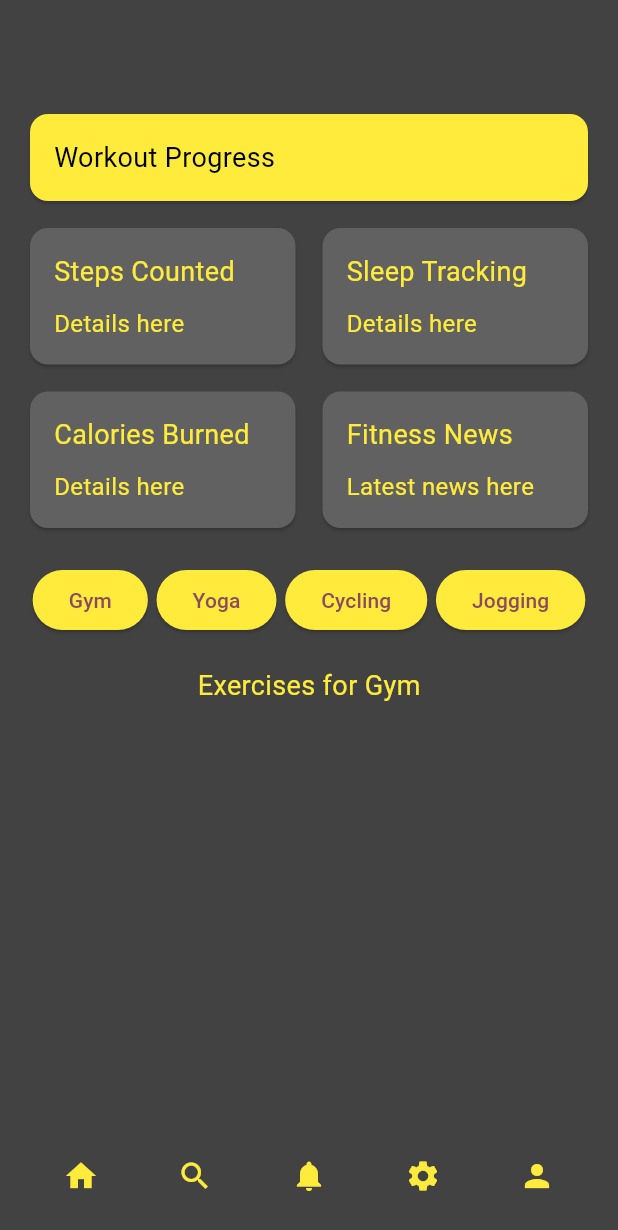
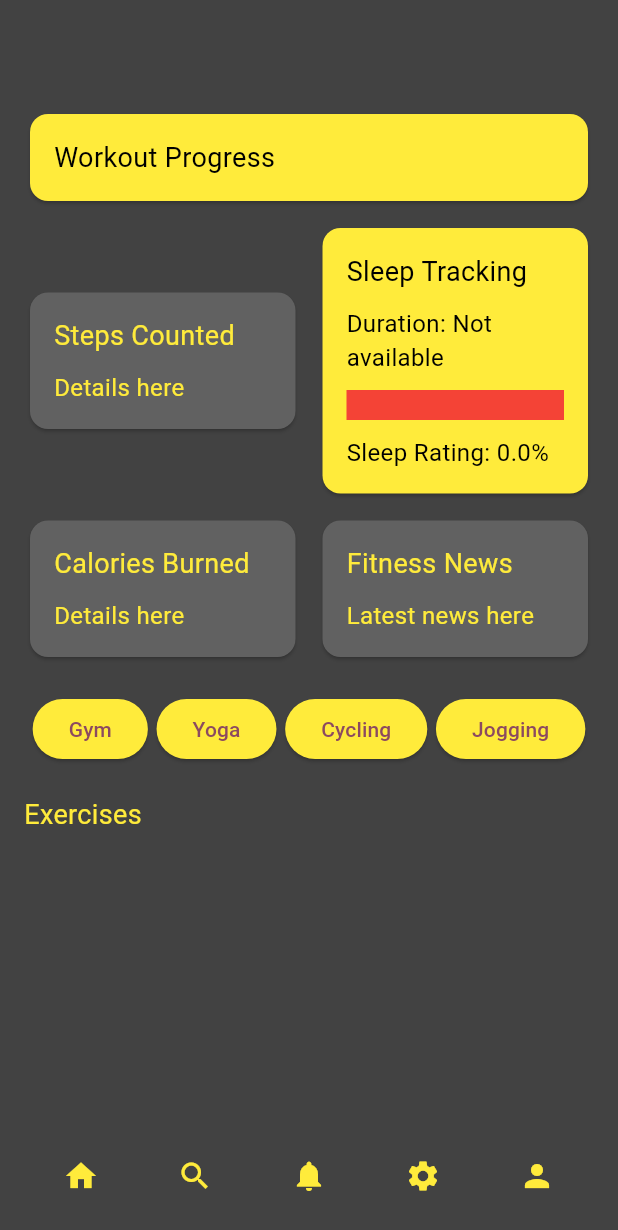
Before and after one commit to RafaelMarian/Project-GymApp_Flutter, a Flutter app: the HomePage screen opened directly with empty values, on a phone screen of 412 x 824 dp. Shown: the top 1230 px of the screen. Run offline on Flutter 3.47's test engine with Material 3 defaults, Android fonts, the phone set to English and light mode, and no system bars; our stand-ins replace cloud_firestore, firebase_auth, firebase_core; accounts and stored records are empty.

Commit message:
Sleep Tracking works nice

```diff
--- a/lib/home_page.dart
+++ b/lib/home_page.dart
@@ -4,6 +4,10 @@ import 'gym_program_selection_page.dart'; // Import GymProgramSelectionPage
 import 'yoga_program_selection_page.dart'; // Import YogaProgramSelectionPage
 import 'cycling_program_selection_page.dart'; // Import CyclingProgramSelectionPage
 import 'jogging_program_selection_page.dart'; // Import JoggingProgramSelectionPage
+import 'sleep_input_page.dart';
+import 'package:cloud_firestore/cloud_firestore.dart';
+import 'package:firebase_core/firebase_core.dart'; // Ensure Firebase is initialized
+
 
 class HomePage extends StatefulWidget {
   final UserProfile userProfile;
@@ -16,6 +20,140 @@ class HomePage extends StatefulWidget {
 
 class _HomePageState extends State<HomePage> {
   int _selectedWorkoutType = 0;
+  String _sleepDuration = 'Not available';
+  double _sleepRating = 0.0;
+
+  @override
+  void initState() {
+    super.initState();
+    _fetchSleepData();
+  }
+
+  Future<void> _fetchSleepData() async {
+    final now = DateTime.now();
+    final startDate = now.subtract(Duration(days: 7));
+
+    final snapshot = await FirebaseFirestore.instance
+        .collection('sleep_data')
+        .where('timestamp', isGreaterThanOrEqualTo: Timestamp.fromDate(startDate))
+        .orderBy('timestamp', descending: true)
+        .limit(7)
+        .get();
+
+    List<int> sleepDurations = [];
+    int totalSleep = 0;
+    int count = 0;
+
+    for (var doc in snapshot.docs) {
+      final data = doc.data();
+      final duration = data['sleep_duration'] as String?;
+
+      if (duration != null) {
+        final parts = duration.split(':');
+        final hours = int.parse(parts[0]);
+        final minutes = int.parse(parts[1]);
+        final totalMinutes = (hours * 60) + minutes;
+
+        sleepDurations.add(totalMinutes);
+        totalSleep += totalMinutes;
+        count++;
+      }
+    }
+
+    if (count > 0) {
+      final averageSleep = totalSleep / count / 60; // Convert minutes to hours
+      _sleepDuration = '${averageSleep.toStringAsFixed(2)} hours';
+      _sleepRating = _calculateSleepRating(sleepDurations);
+    }
+
+    setState(() {});
+  }
+
+  double _calculateSleepRating(List<int> durations) {
+    if (durations.isEmpty) return 0.0;
+
+    int idealSleepMinutes = 8 * 60; // 8 hours in minutes
+    int totalMinutes = durations.reduce((a, b) => a + b);
+    double averageSleep = totalMinutes / durations.length;
+
+    double rating = (averageSleep / idealSleepMinutes) * 100;
+    if (averageSleep > idealSleepMinutes) {
+      rating -= (averageSleep - idealSleepMinutes) * 0.5;
+    }
+    return rating.clamp(0, 100);
+  }
+
+  Widget _buildSleepTrackingBox() {
+    Color lineColor;
+    final double sleepHours = _parseSleepDuration(_sleepDuration);
+
+    if (sleepHours >= 8) {
+      lineColor = Colors.red;
+    } else if (sleepHours >= 7) {
+      lineColor = Colors.green;
+    } else if (sleepHours >= 6) {
+      lineColor = Colors.orange;
+    } else {
+      lineColor = Colors.red;
+    }
+
+    return GestureDetector(
+      onTap: () async {
+        final sleepDuration = await Navigator.push(
+          context,
+          MaterialPageRoute(builder: (context) => SleepInputPage()), // Navigate to SleepInputPage
+        );
+
+        if (sleepDuration != null) {
+          _fetchSleepData(); // Refresh sleep data
+        }
+      },
+      child: Container(
+      width: double.infinity,
+      child: Card(
+        color: Colors.yellow,
+        child: Padding(
+          padding: EdgeInsets.all(16.0),
+          child: Column(
+            crossAxisAlignment: CrossAxisAlignment.start,
+            children: [
+              Text(
+                'Sleep Tracking',
+                style: TextStyle(fontSize: 18, color: Colors.black),
+              ),
+              SizedBox(height: 10),
+              Text(
+                'Duration: $_sleepDuration',
+                style: TextStyle(fontSize: 16, color: Colors.black),
+              ),
+              SizedBox(height: 10),
+              Container(
+                height: 20,
+                color: lineColor,
+                width: double.infinity * (sleepHours / 8),
+              ),
+              SizedBox(height: 10),
+              Text(
+                'Sleep Rating: ${_sleepRating.toStringAsFixed(1)}%',
+                style: TextStyle(fontSize: 16, color: Colors.black),
+                ),
+              ],
+            ),
+          ),
+        ),
+      ),
+    );
+  }
+
+  double _parseSleepDuration(String duration) {
+    final parts = duration.split(' ');
+    if (parts.length > 1) {
+      final hours = double.tryParse(parts[0]) ?? 0;
+      final minutes = double.tryParse(parts[1]) ?? 0;
+      return hours + minutes / 60;
+    }
+    return 0.0;
+  }
 
   @override
   Widget build(BuildContext context) {
@@ -39,7 +177,7 @@ class _HomePageState extends State<HomePage> {
                 ),
                 SizedBox(width: 10),
                 Expanded(
-                  child: _buildBox('Sleep Tracking', 'Details here'),
+                  child: _buildSleepTrackingBox(),
                 ),
               ],
             ),
@@ -207,21 +345,16 @@ class _HomePageState extends State<HomePage> {
   }
 
   Widget _buildExercisesSection() {
-    return Center(
-      child: Text(
-        'Exercises for ${_getWorkoutTypeName()}',
-        style: TextStyle(fontSize: 18, color: Colors.yellow),
-      ),
+    return Column(
+      crossAxisAlignment: CrossAxisAlignment.start,
+      children: [
+        Text(
+          'Exercises',
+          style: TextStyle(fontSize: 18, color: Colors.yellow),
+        ),
+        SizedBox(height: 10),
+        // Add your exercise widgets here
+      ],
     );
   }
-
-  String _getWorkoutTypeName() {
-    switch (_selectedWorkoutType) {
-      case 0: return 'Gym';
-      case 1: return 'Yoga';
-      case 2: return 'Cycling';
-      case 3: return 'Jogging';
-      default: return '';
-    }
-  }
 }
--- a/pubspec.yaml
+++ b/pubspec.yaml
@@ -41,6 +41,8 @@ dev_dependencies:
     sdk: flutter
   firebase_core: ^3.4.0  # Add Firebase core
   firebase_auth: ^5.2.0  # Add Firebase authentication
+  cloud_firestore: ^5.0.0
+  intl: ^0.18.0
   # The "flutter_lints" package below contains a set of recommended lints to
   # encourage good coding practices. The lint set provided by the package is
   # activated in the `analysis_options.yaml` file located at the root of your
```
Also changed, not shown: lib/questionnaire_page.dart (+13 -20 lines), lib/sleep_input_page.dart (added, +123 -0 lines), pubspec.lock, 3 other files.
